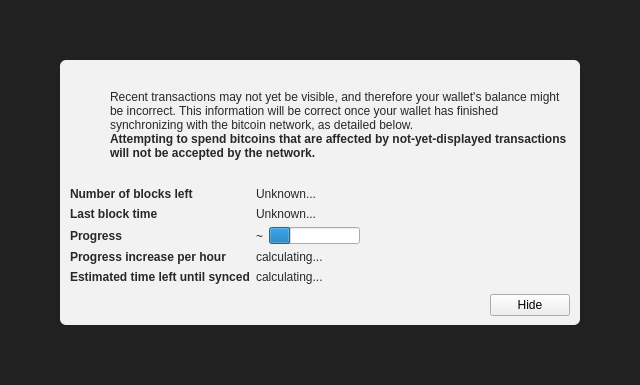
Old version of the form src/qt/forms/modaloverlay.ui in the repository SmokeyWhiteHaze/cojin.
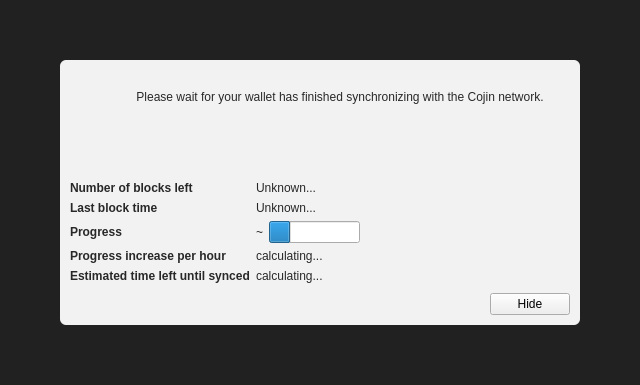
New version of the form. Icons and pictures are not drawn. Custom widgets are drawn as their Qt base class.

```diff
--- a/src/qt/forms/modaloverlay.ui
+++ b/src/qt/forms/modaloverlay.ui
@@ -130,11 +130,14 @@
              <item>
               <widget class="QLabel" name="infoText">
                <property name="text">
-                <string>Recent transactions may not yet be visible, and therefore your wallet's balance might be incorrect. This information will be correct once your wallet has finished synchronizing with the bitcoin network, as detailed below.</string>
+                <string>Please wait for your wallet has finished synchronizing with the Cojin network.</string>
                </property>
                <property name="textFormat">
                 <enum>Qt::RichText</enum>
                </property>
+               <property name="alignment">
+                <set>Qt::AlignCenter</set>
+               </property>
                <property name="wordWrap">
                 <bool>true</bool>
                </property>
@@ -149,7 +152,7 @@
                 </font>
                </property>
                <property name="text">
-                <string>Attempting to spend bitcoins that are affected by not-yet-displayed transactions will not be accepted by the network.</string>
+                <string></string>
                </property>
                <property name="textFormat">
                 <enum>Qt::RichText</enum>
```
